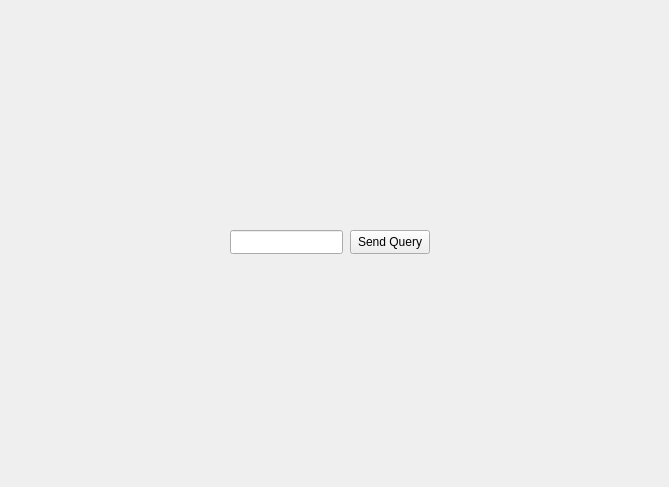
First picture: the form in app/sendquerypage.ui, repository GQL-Project/gql_client, before the edit.
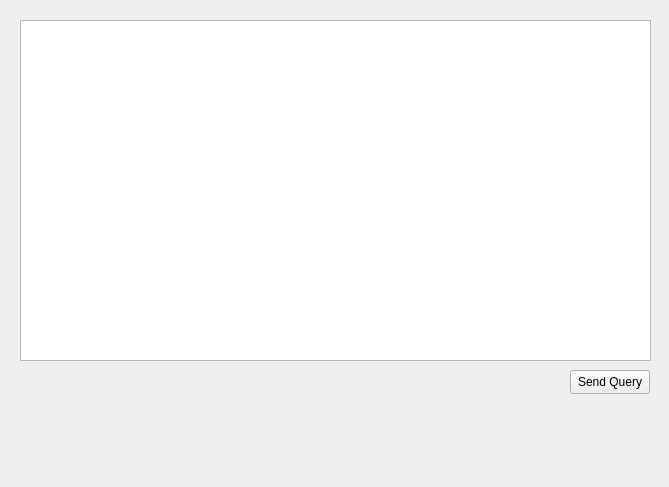
Second picture: the form after the edit.

Patch:
```diff
--- a/app/sendquerypage.ui
+++ b/app/sendquerypage.ui
@@ -16,8 +16,8 @@
   <widget class="QPushButton" name="pushButton">
    <property name="geometry">
     <rect>
-     <x>350</x>
-     <y>230</y>
+     <x>570</x>
+     <y>370</y>
      <width>80</width>
      <height>24</height>
     </rect>
@@ -26,13 +26,13 @@
     <string>Send Query</string>
    </property>
   </widget>
-  <widget class="QLineEdit" name="lineEdit">
+  <widget class="QPlainTextEdit" name="plainTextEdit">
    <property name="geometry">
     <rect>
-     <x>230</x>
-     <y>230</y>
-     <width>113</width>
-     <height>24</height>
+     <x>20</x>
+     <y>20</y>
+     <width>631</width>
+     <height>341</height>
     </rect>
    </property>
   </widget>
```
Left out of the diff: 2 changed lines with no effect on the pictures.
